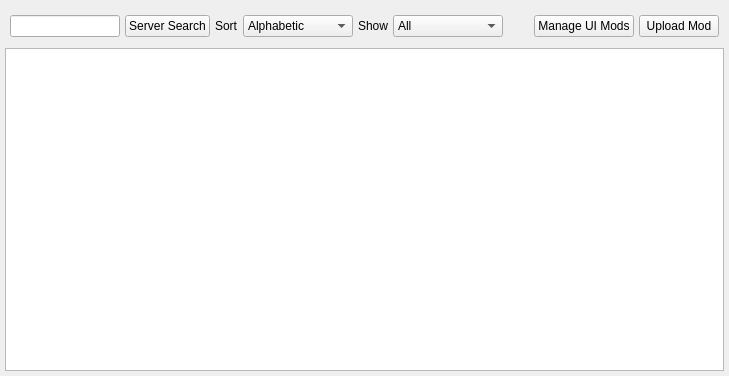
First picture: the form in res/modvault/modvault.ui, repository FAForever/client, before the edit.
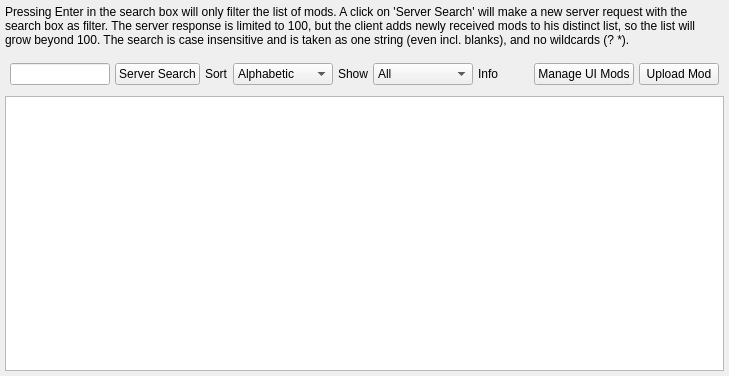
Second picture: the form after the edit.

Commit message:
refactor mod vault
change modvault into QListView
separate functions for filter and server-search
add an explain text for the rather odd behavior
reorder some imports

```diff
--- a/res/modvault/modvault.ui
+++ b/res/modvault/modvault.ui
@@ -28,6 +28,16 @@
      <property name="margin">
       <number>5</number>
      </property>
+     <item>
+      <widget class="QLabel" name="labelmodVaultInfo">
+       <property name="text">
+        <string>Pressing Enter in the search box will only filter the list of mods. A click on 'Server Search' will make a new server request with the search box as filter. The server response is limited to 100, but the client adds newly received mods to his distinct list, so the list will grow beyond 100. The search is case insensitive and is taken as one string (even incl. blanks), and no wildcards (? *).</string>
+       </property>
+       <property name="wordWrap">
+        <bool>true</bool>
+       </property>
+      </widget>
+     </item>
      <item>
       <layout class="QHBoxLayout" name="horizontalLayout_6">
        <property name="spacing">
@@ -49,7 +59,7 @@
         <widget class="QLineEdit" name="searchInput">
          <property name="minimumSize">
           <size>
-           <width>110</width>
+           <width>100</width>
            <height>0</height>
           </size>
          </property>
@@ -85,7 +95,7 @@
         <widget class="QComboBox" name="SortType">
          <property name="minimumSize">
           <size>
-           <width>110</width>
+           <width>100</width>
            <height>0</height>
           </size>
          </property>
@@ -128,7 +138,7 @@
         <widget class="QComboBox" name="ShowType">
          <property name="minimumSize">
           <size>
-           <width>110</width>
+           <width>100</width>
            <height>0</height>
           </size>
          </property>
@@ -175,6 +185,19 @@
          </item>
         </widget>
        </item>
+       <item>
+        <widget class="QLabel" name="labelInfo">
+         <property name="minimumSize">
+          <size>
+           <width>50</width>
+           <height>0</height>
+          </size>
+         </property>
+         <property name="text">
+          <string>Info</string>
+         </property>
+        </widget>
+       </item>
        <item>
         <spacer name="horizontalSpacer">
          <property name="orientation">
@@ -205,7 +228,7 @@
       </layout>
      </item>
      <item>
-      <widget class="QListWidget" name="modList">
+      <widget class="QListView" name="modList">
        <property name="focusPolicy">
         <enum>Qt::NoFocus</enum>
        </property>
@@ -242,9 +265,6 @@
        <property name="uniformItemSizes">
         <bool>true</bool>
        </property>
-       <property name="sortingEnabled">
-        <bool>true</bool>
-       </property>
       </widget>
      </item>
     </layout>
```
Left out of the diff: 12 changed lines with no effect on the pictures. The commit also changes 16 other files.
